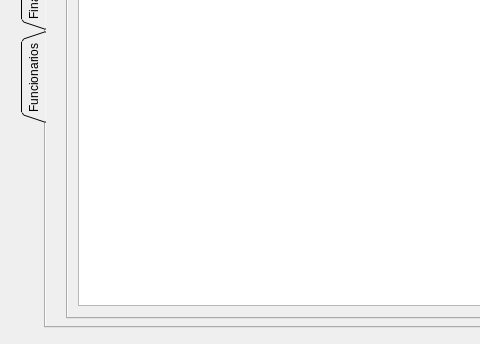
Qt form Carluguel/modulescreen.ui (mathiashemmer/uni-devops) before a commit; both pictures show x 0 to 480 and y 263 to 607 of the 1020 by 607 pixel window.
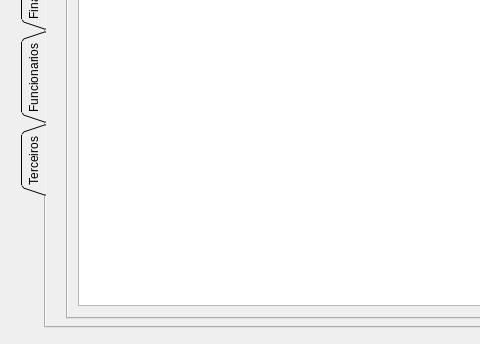
The same form after that commit.

Diff of the .ui file:
```diff
--- a/Carluguel/modulescreen.ui
+++ b/Carluguel/modulescreen.ui
@@ -2340,6 +2340,11 @@
      <string>Funcionarios</string>
     </attribute>
    </widget>
+   <widget class="QWidget" name="tab_modulos_terceiros">
+    <attribute name="title">
+     <string>Terceiros</string>
+    </attribute>
+   </widget>
   </widget>
  </widget>
  <resources/>
```
Left out of the diff: 2 changed lines with no effect on the pictures.
